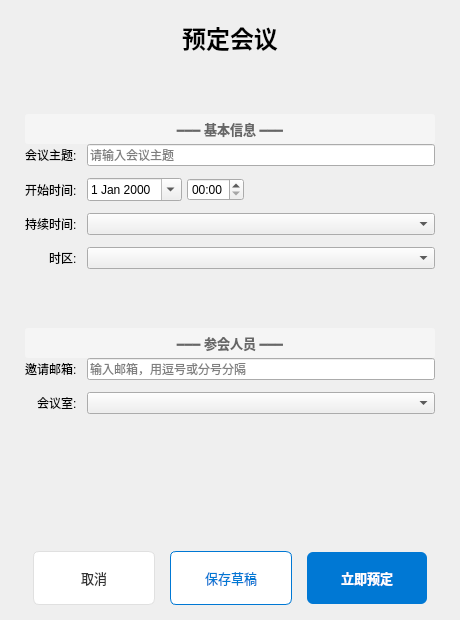
The window that ui/bookmeeting.ui (zhangdalin/MeetEx) describes before a commit, drawn with Qt 5.
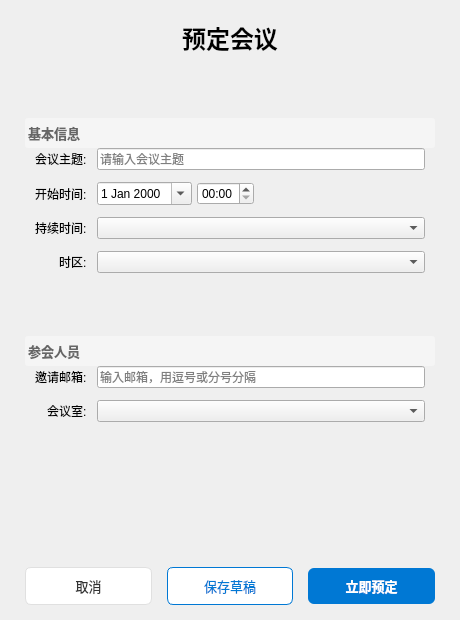
The same window after the commit.

Commit message:
feat(ui): 重新设计 JoinMeeting 界面布局并优化 BookMeeting 样式
- JoinMeeting: 改为纵向布局 (600x800)，优化设备预览区域
- JoinMeeting: 添加麦克风/扬声器图标资源
- BookMeeting: 调整分组标题样式，移除按钮固定尺寸
- 添加 joinmeeting 设计文档和计划

The edit to the form file:
```diff
--- a/ui/bookmeeting.ui
+++ b/ui/bookmeeting.ui
@@ -49,7 +49,7 @@
         <x>0</x>
         <y>0</y>
         <width>460</width>
-        <height>541</height>
+        <height>560</height>
        </rect>
       </property>
       <layout class="QVBoxLayout" name="scrollLayout">
@@ -109,15 +109,15 @@
           <string notr="true">QLabel {
     background-color: #f5f5f5;
     color: #666666;
-    padding: 5px 15px;
+    padding: 5px 15px 5px 0px;
     border-radius: 3px;
 }</string>
          </property>
          <property name="text">
-          <string>━━━ 基本信息 ━━━</string>
+          <string>基本信息</string>
          </property>
          <property name="alignment">
-          <set>Qt::AlignmentFlag::AlignCenter</set>
+          <set>Qt::AlignmentFlag::AlignLeading|Qt::AlignmentFlag::AlignLeft|Qt::AlignmentFlag::AlignVCenter</set>
          </property>
         </widget>
        </item>
@@ -135,6 +135,12 @@
          <property name="verticalSpacing">
           <number>12</number>
          </property>
+         <property name="leftMargin">
+          <number>10</number>
+         </property>
+         <property name="rightMargin">
+          <number>10</number>
+         </property>
          <item row="0" column="0">
           <widget class="QLabel" name="topicLabel">
            <property name="text">
@@ -237,15 +243,15 @@
           <string notr="true">QLabel {
     background-color: #f5f5f5;
     color: #666666;
-    padding: 5px 15px;
+    padding: 5px 15px 5px 0px;
     border-radius: 3px;
 }</string>
          </property>
          <property name="text">
-          <string>━━━ 参会人员 ━━━</string>
+          <string>参会人员</string>
          </property>
          <property name="alignment">
-          <set>Qt::AlignmentFlag::AlignCenter</set>
+          <set>Qt::AlignmentFlag::AlignLeading|Qt::AlignmentFlag::AlignLeft|Qt::AlignmentFlag::AlignVCenter</set>
          </property>
         </widget>
        </item>
@@ -263,6 +269,12 @@
          <property name="verticalSpacing">
           <number>12</number>
          </property>
+         <property name="leftMargin">
+          <number>10</number>
+         </property>
+         <property name="rightMargin">
+          <number>10</number>
+         </property>
          <item row="0" column="0">
           <widget class="QLabel" name="emailsLabel">
            <property name="text">
@@ -357,25 +369,12 @@
      <property name="bottomMargin">
       <number>15</number>
      </property>
-     <item>
-      <spacer name="leftButtonSpacer">
-       <property name="orientation">
-        <enum>Qt::Orientation::Horizontal</enum>
-       </property>
-       <property name="sizeHint" stdset="0">
-        <size>
-         <width>0</width>
-         <height>0</height>
-        </size>
-       </property>
-      </spacer>
-     </item>
      <item>
       <widget class="QPushButton" name="cancelBtn">
        <property name="minimumSize">
         <size>
-         <width>122</width>
-         <height>54</height>
+         <width>0</width>
+         <height>0</height>
         </size>
        </property>
        <property name="styleSheet">
@@ -386,8 +385,6 @@
     padding: 8px 20px;
     color: #333333;
     font-size: 13px;
-    min-height: 36px;
-    min-width: 80px;
 }
 QPushButton#cancelBtn:hover {
     background-color: #f5f5f5;
@@ -402,8 +399,8 @@
       <widget class="QPushButton" name="saveDraftBtn">
        <property name="minimumSize">
         <size>
-         <width>122</width>
-         <height>54</height>
+         <width>0</width>
+         <height>0</height>
         </size>
        </property>
        <property name="styleSheet">
@@ -414,8 +411,6 @@
     padding: 8px 20px;
     color: #0078d4;
     font-size: 13px;
-    min-height: 36px;
-    min-width: 80px;
 }
 QPushButton#saveDraftBtn:hover {
     background-color: #f0f7ff;
@@ -430,8 +425,8 @@
       <widget class="QPushButton" name="bookNowBtn">
        <property name="minimumSize">
         <size>
-         <width>120</width>
-         <height>52</height>
+         <width>0</width>
+         <height>0</height>
         </size>
        </property>
        <property name="styleSheet">
@@ -443,8 +438,6 @@
     color: white;
     font-size: 13px;
     font-weight: bold;
-    min-height: 36px;
-    min-width: 80px;
 }
 QPushButton#bookNowBtn:hover {
     background-color: #006cbd;
@@ -455,19 +448,6 @@
        </property>
       </widget>
      </item>
-     <item>
-      <spacer name="rightButtonSpacer">
-       <property name="orientation">
-        <enum>Qt::Orientation::Horizontal</enum>
-       </property>
-       <property name="sizeHint" stdset="0">
-        <size>
-         <width>0</width>
-         <height>0</height>
-        </size>
-       </property>
-      </spacer>
-     </item>
     </layout>
    </item>
   </layout>
```
The commit also changes 6 other files.
